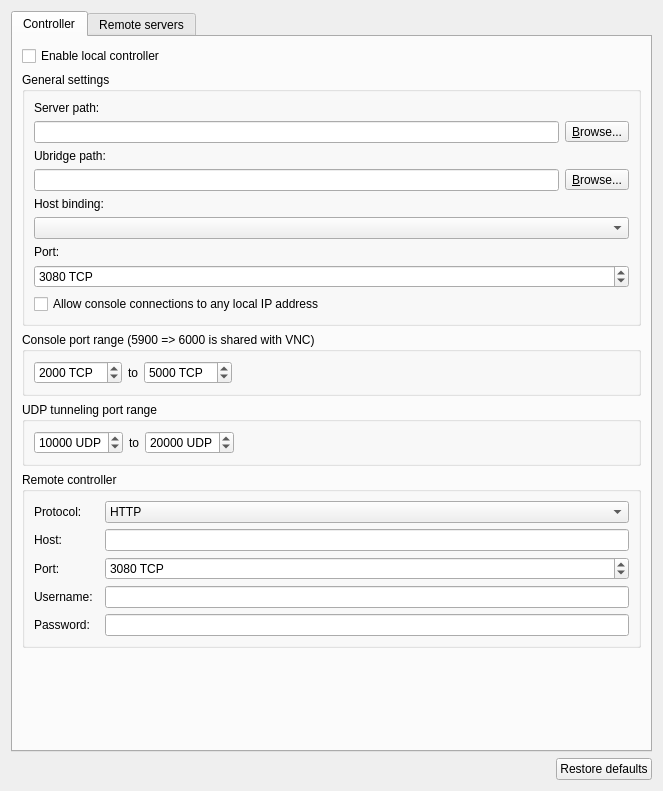
Qt form gns3/ui/controller_preferences_page.ui (GNS3/gns3-gui) before a commit.
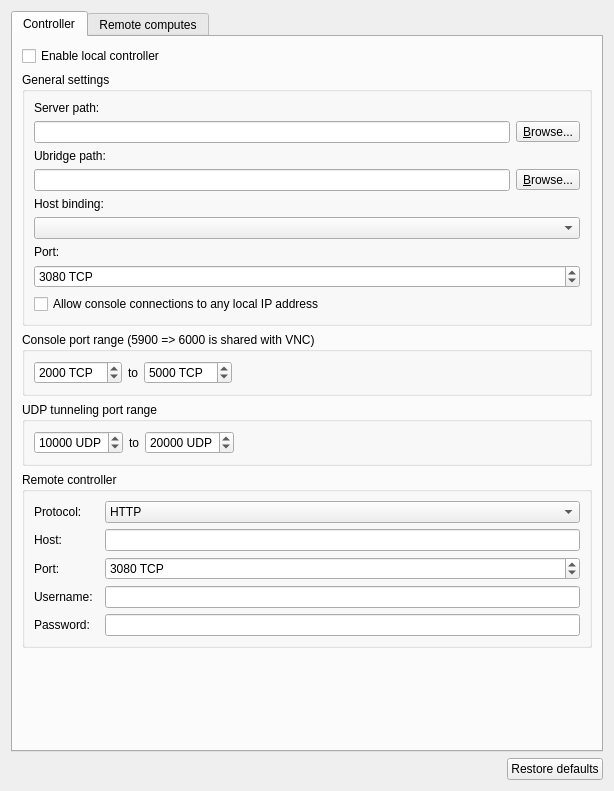
The same form after that commit.

Commit message: Improvements when connecting and updating computes

The edit to the form file:
```diff
--- a/gns3/ui/controller_preferences_page.ui
+++ b/gns3/ui/controller_preferences_page.ui
@@ -6,7 +6,7 @@
    <rect>
     <x>0</x>
     <y>0</y>
-    <width>663</width>
+    <width>614</width>
     <height>791</height>
    </rect>
   </property>
@@ -401,7 +401,7 @@
        </sizepolicy>
       </property>
       <attribute name="title">
-       <string>Remote servers</string>
+       <string>Remote computes</string>
       </attribute>
       <layout class="QGridLayout" name="gridLayout_5">
        <property name="leftMargin">
```
The commit also changes 10 other files.
